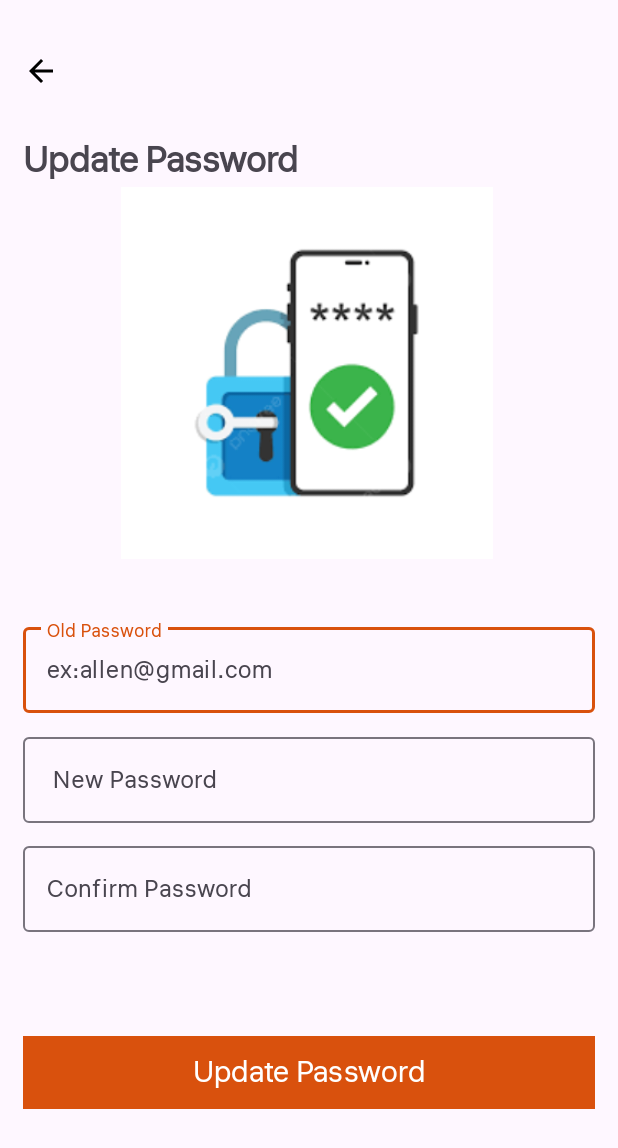
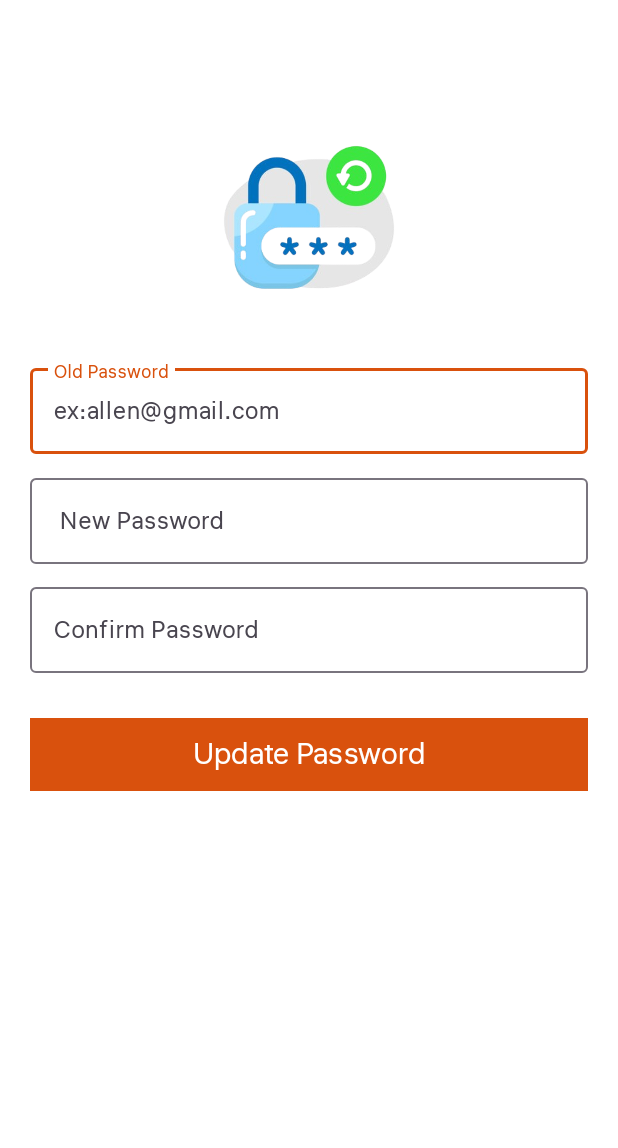
Before and after one commit to vinayparihar26/restaurant-_petpujja_app, an Android app: the layout activity_update_password.xml on its own in the app's theme, with its tools: preview values and no code run, on a phone screen of 412 x 824 dp. Shown: the top 1148 px of the screen. Run offline under Robolectric (Android 15) with nearby library versions, the phone set to English and light mode, and no system bars.

Commit message:
orderHistory

```diff
--- a/app/src/main/java/com/example/restaurant/activities/OrderHistoryActivity.kt
+++ b/app/src/main/java/com/example/restaurant/activities/OrderHistoryActivity.kt
@@ -25,7 +25,7 @@ class OrderHistoryActivity : AppCompatActivity() {
 
     private lateinit var orderHistoryRecyclerView: RecyclerView
     private lateinit var orderHistoryAdapter: OrderHistoryAdapter
-    private lateinit var emptyOrderHistoryTextView: TextView
+    private lateinit var emptyOrderHistoryTextView: View
     private var orderedItems: MutableList<OrderedMenuItem> = mutableListOf()
     private var userId: String? = null
 
--- a/app/src/main/res/layout/activity_order_history.xml
+++ b/app/src/main/res/layout/activity_order_history.xml
@@ -5,6 +5,7 @@
     xmlns:tools="http://schemas.android.com/tools"
     android:layout_width="match_parent"
     android:layout_height="match_parent"
+    android:background="@color/white"
     tools:context=".activities.OrderHistoryActivity">
 
 
@@ -13,7 +14,7 @@
         android:layout_width="match_parent"
         android:layout_height="wrap_content"
         android:orientation="vertical"
-        android:visibility="gone"
+        android:visibility="visible"
         app:layout_constraintStart_toStartOf="parent"
         app:layout_constraintEnd_toEndOf="parent"
         app:layout_constraintTop_toTopOf="parent"
--- a/app/src/main/res/layout/activity_update_password.xml
+++ b/app/src/main/res/layout/activity_update_password.xml
@@ -6,50 +6,34 @@
     android:layout_width="match_parent"
     android:layout_height="match_parent"
     android:orientation="vertical"
-    android:padding="@dimen/_15sdp"
+    android:padding="@dimen/_20sdp"
+
+    android:background="@color/white"
     tools:context=".activities.UpdatePasswordActivity">
 
-    <androidx.appcompat.widget.AppCompatImageView
-        android:id="@+id/ivBack"
-        android:layout_width="wrap_content"
-        android:layout_height="wrap_content"
-        android:layout_marginTop="@dimen/_20sdp"
-        android:src="@drawable/ic_back_arrow"
-        app:layout_constraintBottom_toTopOf="@+id/llMain"
-        app:layout_constraintEnd_toEndOf="parent"
-        app:layout_constraintStart_toStartOf="parent"
-        app:layout_constraintTop_toTopOf="parent" />
-
-    <TextView
-        android:id="@+id/tvUpdatePwd"
-        android:layout_width="wrap_content"
-        android:layout_height="wrap_content"
-        android:layout_marginTop="@dimen/_30sdp"
-        android:text="Update Password"
-        android:textSize="@dimen/_24sdp"
-        android:textStyle="bold" />
 
     <ImageView
-        android:layout_width="378dp"
-        android:layout_height="248dp"
-        android:src="@drawable/fpwd2" />
+        android:layout_width="wrap_content"
+        android:layout_height="@dimen/_150sdp"
+        android:layout_gravity="center"
+        android:layout_marginTop="@dimen/_50sdp"
+        android:src="@drawable/img_update_pwd" />
 
     <com.google.android.material.textfield.TextInputLayout
-
         android:id="@+id/edtOldPwd"
         android:layout_width="match_parent"
         android:layout_height="wrap_content"
-        android:layout_marginTop="40dp"
+        android:layout_marginTop="20dp"
         android:hint="Old Password"
         android:textSize="@dimen/_20sdp"
         app:boxBackgroundMode="outline"
         app:placeholderText="ex:allen@gmail.com">
-
         <com.google.android.material.textfield.TextInputEditText
             android:id="@+id/edtOldPwdI"
             android:layout_width="match_parent"
             android:layout_height="wrap_content" />
     </com.google.android.material.textfield.TextInputLayout>
+
 
     <com.google.android.material.textfield.TextInputLayout
         android:id="@+id/edtNewPwd"
@@ -60,7 +44,6 @@
         android:textSize="@dimen/_20sdp"
         app:boxBackgroundMode="outline"
         app:placeholderText="ex:allen@gmail.com">
-
         <com.google.android.material.textfield.TextInputEditText
             android:id="@+id/edtNewPwdI"
             android:layout_width="match_parent"
@@ -83,24 +66,15 @@
             android:layout_height="wrap_content" />
     </com.google.android.material.textfield.TextInputLayout>
 
-
-    <RelativeLayout
-        android:layout_width="match_parent"
-        android:layout_height="match_parent">
-
-        <LinearLayout
-            android:layout_width="match_parent"
-            android:layout_height="wrap_content"
-            android:layout_centerInParent="true">
-
             <com.google.android.material.button.MaterialButton
                 android:id="@+id/btnUpdtePwd"
                 android:layout_width="match_parent"
                 android:layout_height="wrap_content"
                 android:background="@color/orange"
                 android:text="Update Password"
+                android:layout_marginTop="@dimen/_30sdp"
                 android:textSize="@dimen/_20sdp"
                 app:cornerRadius="@dimen/_8sdp" />
-        </LinearLayout>
-    </RelativeLayout>
+
+
 </LinearLayout>
--- a/app/src/main/res/layout/fragment_cart.xml
+++ b/app/src/main/res/layout/fragment_cart.xml
@@ -40,5 +40,4 @@
 
     </LinearLayout>
 
-
 </FrameLayout>
--- a/app/src/main/res/layout/fragment_profile.xml
+++ b/app/src/main/res/layout/fragment_profile.xml
@@ -5,6 +5,7 @@
     android:layout_width="match_parent"
     android:layout_height="match_parent"
     android:orientation="vertical"
+    android:background="@color/white"
     tools:context=".fragments.ProfileFragment">
 
 
```
Also changed, not shown: app/src/main/res/drawable/img_update_pwd.png (added).
